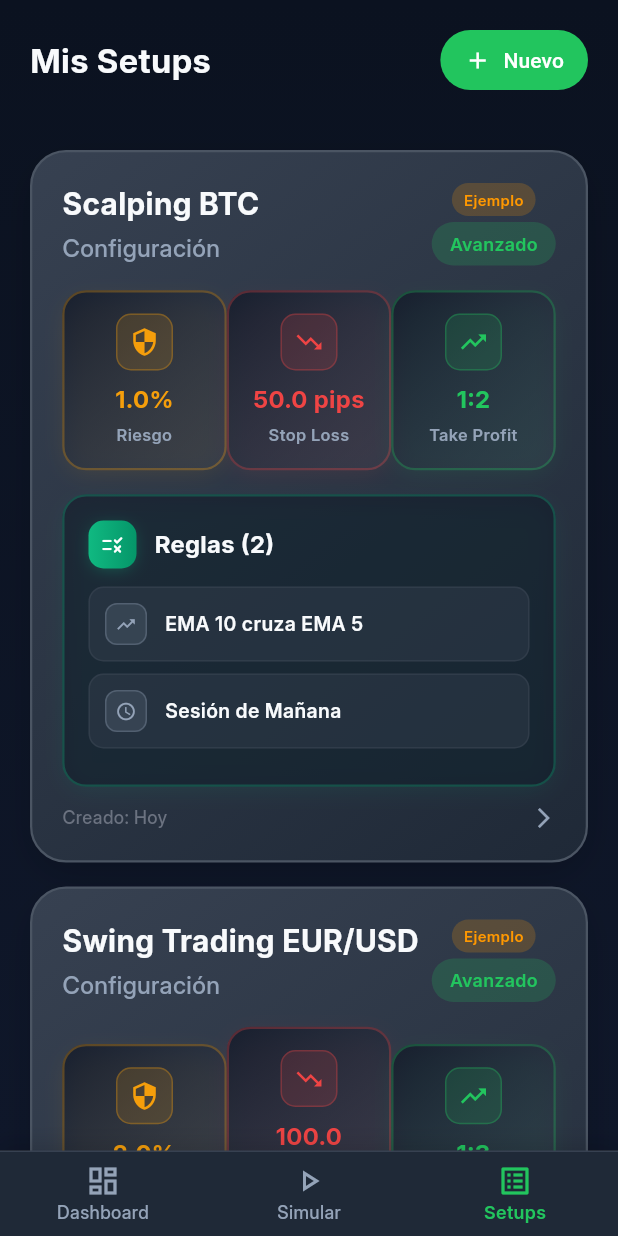
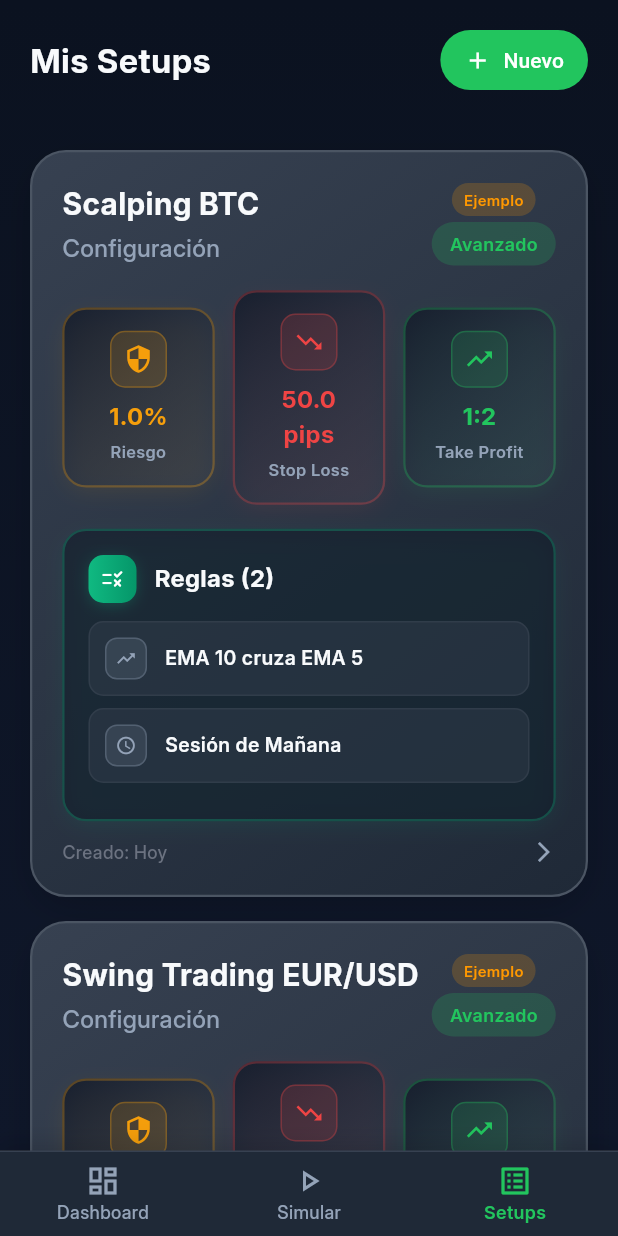
Before and after one commit to BautistaMendibe/timetrader, a Flutter app: the screen it shows once a user with an empty profile is signed in, after a tap on "Ver todos", on a phone screen of 412 x 824 dp. Run offline on Flutter 3.47's test engine with Material 3 defaults, Android fonts, the phone set to English and light mode, and no system bars; our stand-ins replace cloud_firestore, csv, firebase_auth, firebase_core, google_sign_in, tuple and 1 more; accounts and stored records are empty.

Commit message:
refactor: update Dashboard and Setups List screens with improved layout and styling; adjust dimensions, paddings, and font sizes for enhanced visual consistency and user experience

```diff
--- a/lib/src/screens/dashboard_screen.dart
+++ b/lib/src/screens/dashboard_screen.dart
@@ -377,23 +377,23 @@ class _DashboardScreenState extends State<DashboardScreen> {
           const SizedBox(height: 16),
           // Métricas rápidas
           SizedBox(
-            height: 100,
+            height: 130,
             child: ListView(
               scrollDirection: Axis.horizontal,
               shrinkWrap: true,
               children: [
                 SizedBox(
-                  width: 100,
+                  width: 110,
                   child: _buildMetricCard('P/L', '\$2,450', '+12.5%', true),
                 ),
                 const SizedBox(width: 12),
                 SizedBox(
-                  width: 100,
+                  width: 110,
                   child: _buildMetricCard('Win-rate', '68%', '+5.2%', true),
                 ),
                 const SizedBox(width: 12),
                 SizedBox(
-                  width: 100,
+                  width: 110,
                   child: _buildMetricCard('Max DD', '8.3%', '-2.1%', false),
                 ),
               ],
@@ -411,7 +411,7 @@ class _DashboardScreenState extends State<DashboardScreen> {
     bool isPositive,
   ) {
     return Container(
-      padding: const EdgeInsets.all(16),
+      padding: const EdgeInsets.all(12),
       decoration: BoxDecoration(
         gradient: const LinearGradient(
           begin: Alignment.topLeft,
@@ -439,12 +439,13 @@ class _DashboardScreenState extends State<DashboardScreen> {
       child: Column(
         crossAxisAlignment: CrossAxisAlignment.center,
         mainAxisSize: MainAxisSize.min,
+        mainAxisAlignment: MainAxisAlignment.spaceBetween,
         children: [
           Container(
-            padding: const EdgeInsets.all(6),
+            padding: const EdgeInsets.symmetric(horizontal: 6, vertical: 4),
             decoration: BoxDecoration(
               color: const Color(0xFF111827).withValues(alpha: 0.6),
-              borderRadius: BorderRadius.circular(8),
+              borderRadius: BorderRadius.circular(6),
               border: Border.all(
                 color: const Color(0xFF4B5563).withValues(alpha: 0.3),
                 width: 1,
@@ -454,7 +455,7 @@ class _DashboardScreenState extends State<DashboardScreen> {
               title,
               style: const TextStyle(
                 color: Color(0xFF94A3B8),
-                fontSize: 10,
+                fontSize: 9,
                 fontWeight: FontWeight.w600,
                 fontFamily: 'Inter',
                 letterSpacing: 0.5,
@@ -462,21 +463,23 @@ class _DashboardScreenState extends State<DashboardScreen> {
               textAlign: TextAlign.center,
             ),
           ),
-          const SizedBox(height: 12),
+          const SizedBox(height: 8),
           Text(
             value,
             style: const TextStyle(
               color: Color(0xFFF8FAFC),
-              fontSize: 18,
+              fontSize: 16,
               fontWeight: FontWeight.w700,
               fontFamily: 'Inter',
               fontFeatures: [FontFeature.tabularFigures()],
             ),
             textAlign: TextAlign.center,
+            maxLines: 1,
+            overflow: TextOverflow.ellipsis,
           ),
-          const SizedBox(height: 8),
+          const SizedBox(height: 6),
           Container(
-            padding: const EdgeInsets.symmetric(horizontal: 8, vertical: 4),
+            padding: const EdgeInsets.symmetric(horizontal: 6, vertical: 3),
             decoration: BoxDecoration(
               gradient: isPositive
                   ? const LinearGradient(
@@ -485,7 +488,7 @@ class _DashboardScreenState extends State<DashboardScreen> {
                   : const LinearGradient(
                       colors: [Color(0xFFEF4444), Color(0xFFDC2626)],
                     ),
-              borderRadius: BorderRadius.circular(8),
+              borderRadius: BorderRadius.circular(6),
               boxShadow: [
                 BoxShadow(
                   color: isPositive
@@ -501,7 +504,7 @@ class _DashboardScreenState extends State<DashboardScreen> {
               change,
               style: const TextStyle(
                 color: Colors.white,
-                fontSize: 11,
+                fontSize: 10,
                 fontWeight: FontWeight.w700,
                 fontFamily: 'Inter',
                 letterSpacing: 0.3,
@@ -769,7 +772,7 @@ class _DashboardScreenState extends State<DashboardScreen> {
               }
 
               return SizedBox(
-                height: 150,
+                height: 210,
                 child: ListView.builder(
                   scrollDirection: Axis.horizontal,
                   shrinkWrap: true,
@@ -869,7 +872,7 @@ class _DashboardScreenState extends State<DashboardScreen> {
                 ),
               ],
             ),
-            const SizedBox(height: 16),
+            const SizedBox(height: 12),
 
             // Enhanced Risk/Reward ratio with icon
             Container(
@@ -921,7 +924,7 @@ class _DashboardScreenState extends State<DashboardScreen> {
                 ],
               ),
             ),
-            const SizedBox(height: 10),
+            const SizedBox(height: 8),
 
             // Enhanced Stop Loss with icon
             Container(
--- a/lib/src/screens/setups_list_screen.dart
+++ b/lib/src/screens/setups_list_screen.dart
@@ -342,6 +342,7 @@ class _SetupCard extends StatelessWidget {
             color: const Color(0xFFF59E0B),
           ),
         ),
+        const SizedBox(width: 12),
         Expanded(
           child: _buildStatItem(
             'Stop Loss',
@@ -350,6 +351,7 @@ class _SetupCard extends StatelessWidget {
             color: const Color(0xFFEF4444),
           ),
         ),
+        const SizedBox(width: 12),
         Expanded(
           child: _buildStatItem(
             'Take Profit',
```
